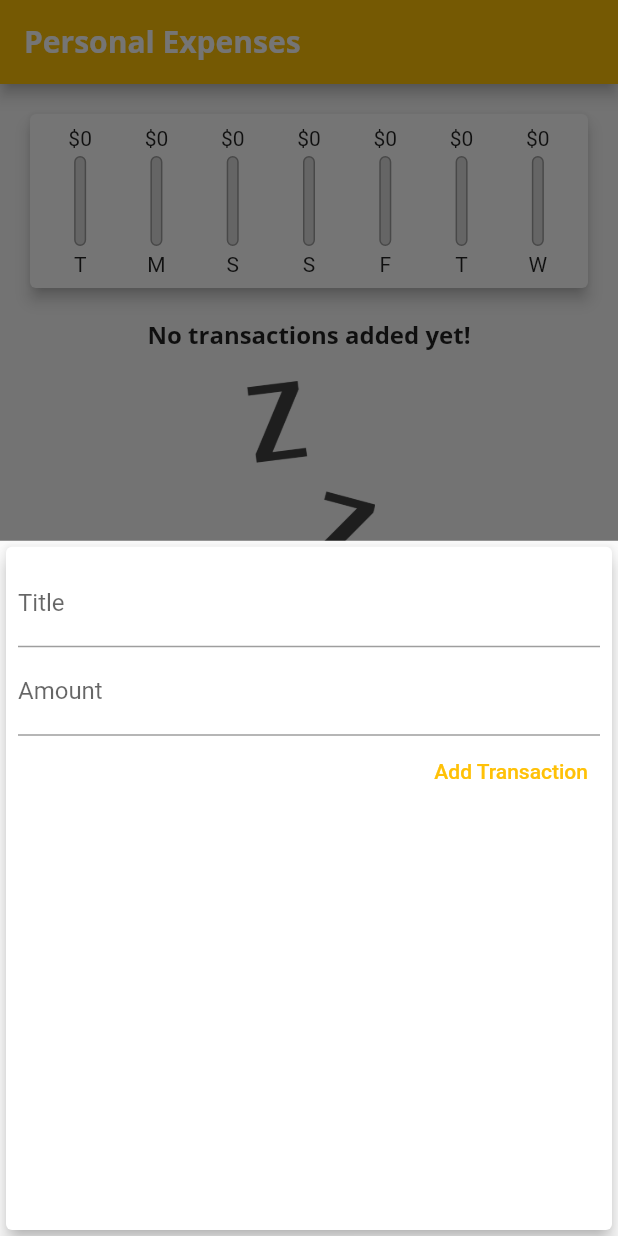
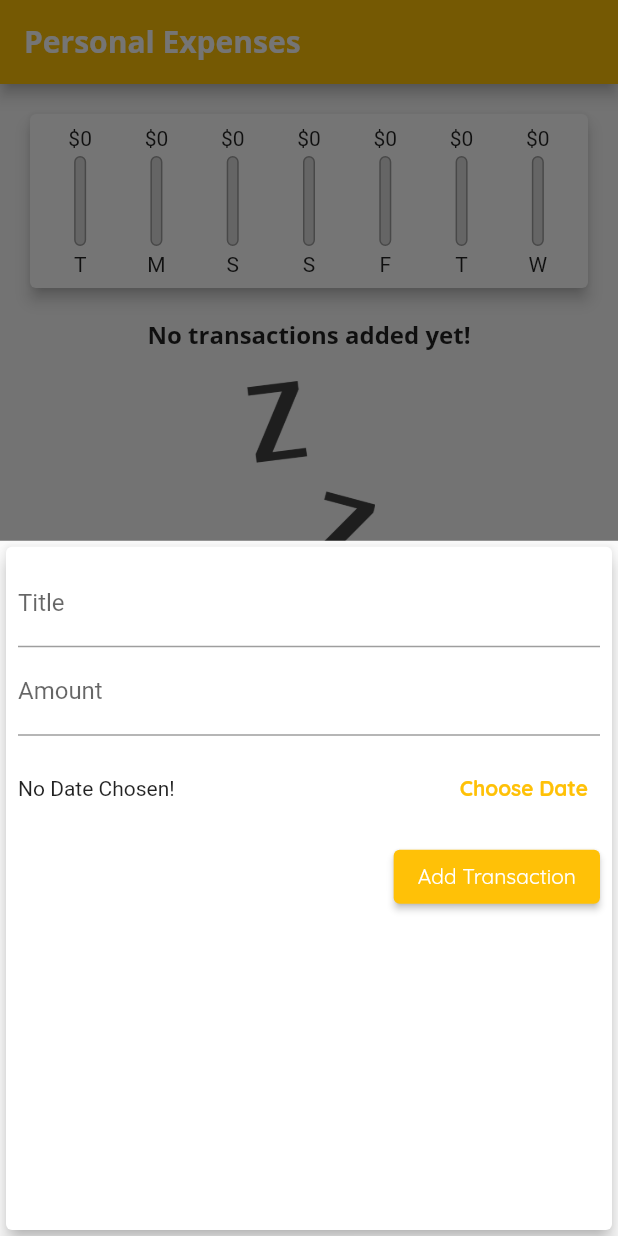
Before and after one commit to yusoofsh/demind, a Flutter app: the screen it shows after launch, after a tap on the "add" icon, on a phone screen of 412 x 824 dp. Run offline on Flutter 3.47's test engine with Material 2 defaults, Android fonts, the phone set to English and light mode, and no system bars.

Commit message:
feat(real): date input and picker

```diff
--- a/real/lib/main.dart
+++ b/real/lib/main.dart
@@ -22,6 +22,7 @@ class MyApp extends StatelessWidget {
                 fontSize: 16,
                 fontWeight: FontWeight.bold,
               ),
+              button: TextStyle(color: Colors.white),
             ),
         appBarTheme: AppBarTheme(
           textTheme: Theme.of(context).textTheme.copyWith(
--- a/real/lib/transaction/new_transaction_widget.dart
+++ b/real/lib/transaction/new_transaction_widget.dart
@@ -1,4 +1,5 @@
 import 'package:flutter/material.dart';
+import 'package:intl/intl.dart';
 
 class NewTransactionWidget extends StatefulWidget {
   final Function(String, double) addNewTransaction;
@@ -14,8 +15,9 @@ class NewTransactionWidget extends StatefulWidget {
 class _NewTransactionWidgetState extends State<NewTransactionWidget> {
   final _titleController = TextEditingController();
   final _amountController = TextEditingController();
+  DateTime? _selectedDate;
 
-  void _submitForm() {
+  void _submitData() {
     final _titleValue = _titleController.text;
     final _amountValue = double.parse(_amountController.text);
 
@@ -31,6 +33,18 @@ class _NewTransactionWidgetState extends State<NewTransactionWidget> {
     Navigator.pop(context);
   }
 
+  void _presentDatePicker() {
+    showDatePicker(
+      context: context,
+      initialDate: DateTime.now(),
+      firstDate: DateTime(2021),
+      lastDate: DateTime.now(),
+    ).then((date) {
+      if (date == null) return;
+      setState(() => _selectedDate = date);
+    });
+  }
+
   @override
   Widget build(BuildContext context) {
     return Card(
@@ -42,14 +56,14 @@ class _NewTransactionWidgetState extends State<NewTransactionWidget> {
           children: [
             TextField(
               controller: _titleController,
-              onSubmitted: (_) => _submitForm(),
+              onSubmitted: (_) => _submitData(),
               decoration: InputDecoration(
                 labelText: 'Title',
               ),
             ),
             TextField(
               controller: _amountController,
-              onSubmitted: (_) => _submitForm(),
+              onSubmitted: (_) => _submitData(),
               decoration: InputDecoration(
                 labelText: 'Amount',
               ),
@@ -57,11 +71,39 @@ class _NewTransactionWidgetState extends State<NewTransactionWidget> {
                 decimal: true,
               ),
             ),
-            TextButton(
-              child: Text(
-                'Add Transaction',
+            Container(
+              height: 70,
+              child: Row(
+                children: <Widget>[
+                  Expanded(
+                    child: Text(
+                      _selectedDate == null
+                          ? 'No Date Chosen!'
+                          : 'Picked Date: ${DateFormat.yMd().format(_selectedDate!)}',
+                    ),
+                  ),
+                  TextButton(
+                    style: TextButton.styleFrom(
+                      primary: Theme.of(context).primaryColor,
+                    ),
+                    child: Text(
+                      'Choose Date',
+                      style: TextStyle(
+                        fontWeight: FontWeight.bold,
+                      ),
+                    ),
+                    onPressed: _presentDatePicker,
+                  ),
+                ],
               ),
-              onPressed: _submitForm,
+            ),
+            ElevatedButton(
+              child: Text('Add Transaction'),
+              style: ElevatedButton.styleFrom(
+                primary: Theme.of(context).primaryColor,
+                onPrimary: Theme.of(context).textTheme.button!.color,
+              ),
+              onPressed: _submitData,
             ),
           ],
         ),
```
Also changed, not shown: 1 other file.
